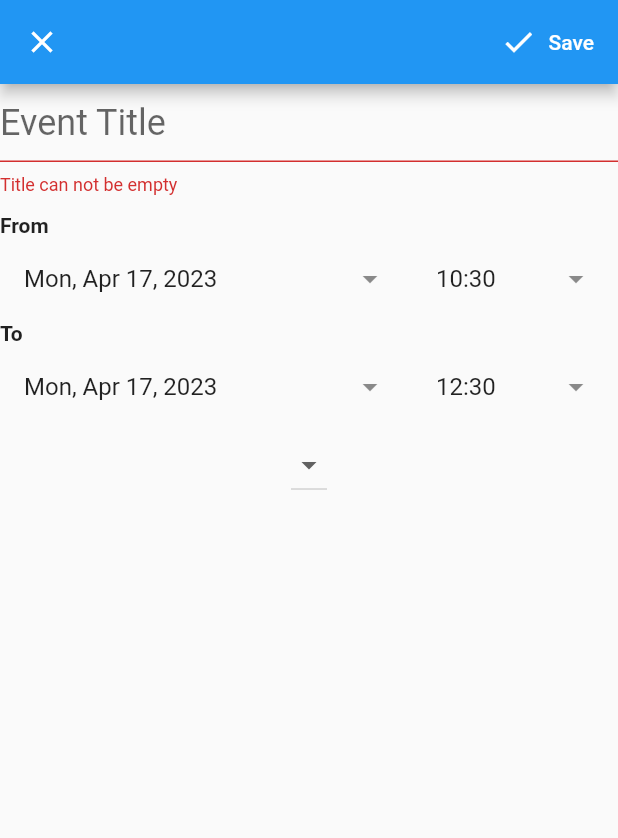
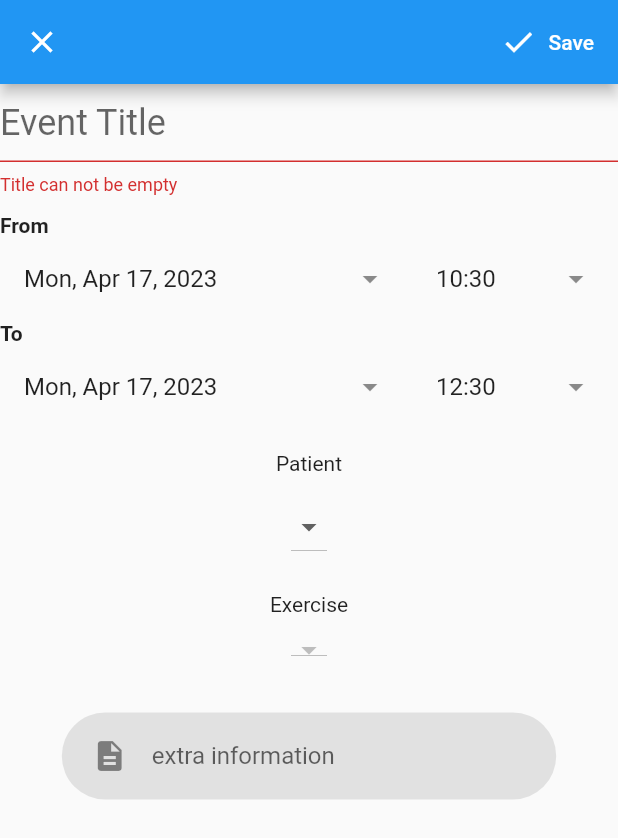
Before and after one commit to VSR-Final/Final-Year-Project, a Flutter app: the EventEditingPage screen opened directly with empty values, after a tap on "Save", on a phone screen of 412 x 824 dp. Shown: the top 838 px of the screen. Run offline on Flutter 3.47's test engine with Material 2 defaults, Android fonts, the phone set to English and light mode, and no system bars; our stand-ins replace cached_network_image, cloud_firestore, file_picker, firebase_auth, firebase_core, firebase_database and 7 more; missing offline and left inert: emailjs, syncfusion_flutter_core; accounts and stored records are empty.

Commit message:
Updated event fields

```diff
--- a/lib/components/EventEditingPage.dart
+++ b/lib/components/EventEditingPage.dart
@@ -1,4 +1,6 @@
 import 'package:finalyearproject/components/event.dart';
+import 'package:finalyearproject/components/exercises.dart';
+import 'package:finalyearproject/components/rounded_input.dart';
 import 'package:flutter/material.dart';
 import 'package:syncfusion_flutter_calendar/calendar.dart';
 import 'package:finalyearproject/components/utils.dart';
@@ -25,6 +27,7 @@ class EventEditingPage extends StatefulWidget {
 class _EventEditingPageState extends State<EventEditingPage>{
   final _formKey = GlobalKey<FormState>();
   final titleController = TextEditingController();
+  final descriptionController = TextEditingController();
   late DateTime fromDate;
   late DateTime toDate;
   @override
@@ -32,6 +35,7 @@ class _EventEditingPageState extends State<EventEditingPage>{
     super.initState();
 
     getPatientList();
+    getExerciseList();
 
     if (widget.event == null){
       fromDate = DateTime.now();
@@ -46,9 +50,13 @@ class _EventEditingPageState extends State<EventEditingPage>{
 }
 
   List<String> items = [];
+  List<String> items2 = [];
   List<String> uids = [];
+  List<String> uids2 = [];
   String selectedItem = '';
+  String selectedItem2 = '';
   String uid = '';
+  String uid2 = '';
   final databaseRef = FirebaseFirestore.instance;
 
   void getPatientList() {
@@ -61,6 +69,20 @@ class _EventEditingPageState extends State<EventEditingPage>{
         setState(() {
           items.add(doc.get('name'));
           uids.add(doc.get('uid'));
+        });
+      });
+    });
+  }
+
+  void getExerciseList(){
+    FirebaseFirestore.instance
+        .collection('exercises')
+        .get()
+        .then((querySnapshot) {
+      querySnapshot.docs.forEach((doc) {
+        setState(() {
+          items2.add(doc.get('name'));
+          uids2.add(doc.id);
         });
       });
     });
@@ -85,6 +107,11 @@ class _EventEditingPageState extends State<EventEditingPage>{
             buildTitle(),
             SizedBox(height: 12),
             buildDateTimePickers(),
+            SizedBox(height: 15,),
+
+            Text('Patient'),
+
+            SizedBox(height: 10,),
 
             DropdownButton<String>(
               value:
@@ -103,6 +130,47 @@ class _EventEditingPageState extends State<EventEditingPage>{
                 );
               }).toList(),
             ),
+            SizedBox(height: 20,),
+            Text('Exercise'),
+            SizedBox(height: 10,),
+
+            DropdownButton<String>(
+              value:
+              selectedItem2.isNotEmpty ? selectedItem2 : null,
+              onChanged: (String? newValue) {
+                setState(() {
+                  selectedItem2 = newValue!;
+                  int exerciseIndex = items2.indexOf(selectedItem2);
+                  uid2 = uids2[exerciseIndex];
+                });
+              },
+              items: items2.map((String item2) {
+                return DropdownMenuItem(
+                  value: item2,
+                  child: Text(item2),
+                );
+              }).toList(),
+            ),
+            SizedBox(height: 20,),
+        InputContainer(
+          child: TextFormField(
+            controller: descriptionController,
+            cursorColor: Colors.blue,
+            decoration: InputDecoration(
+                icon: Icon(Icons.description),
+                hintText: 'extra information',
+                border: InputBorder.none,
+            ),
+            keyboardType: TextInputType.text,
+            obscureText: false,
+            validator: (value) {
+              if (value == null || value.isEmpty) {
+                descriptionController == 'none';
+              }
+              return null;
+            },
+          ),
+        ),
           ],
         ),
       ),
@@ -209,23 +277,40 @@ class _EventEditingPageState extends State<EventEditingPage>{
 
         Navigator.of(context).pop();
       } else {
+        // late Exercises exercise;
+        // final data = await FirebaseFirestore.instance
+        //     .collection('exercises.dart').where('uid', isEqualTo: uid2).get();
+        //
+        // data.docs.forEach((doc) {
+        //   final eventExercise = Exercises(
+        //       exerciseID: doc.get('exerciseID'),
+        //       downloadLink: doc.get('downloadID'),
+        //       fileName: doc.get('fileName').toDate(),
+        //       name: doc.get('name'),
+        //       physiotherapistID: doc.get('physiotherapistID'));
+        //
+        //   exercise = eventExercise;
+        //
+        // });
 
         await FirebaseFirestore.instance.collection('patient').doc(uid).collection('appointments').doc(widget.user.uid).set({
           "title": titleController.text,
-          "description": 'description',
+          "description": descriptionController,
           "from": fromDate,
           "to": toDate,
           "isAllDay": false,
           "physiotherapist_name": widget.user.name,
+          "exerciseID": uid2,
         });
 
         await FirebaseFirestore.instance.collection('physiotherapist').doc(widget.user.uid).collection('appointments').doc(uid).set({
           "title": titleController.text,
-          "description": 'description',
+          "description": descriptionController,
           "from": fromDate,
           "to": toDate,
           "isAllDay": false,
           "patient_name": selectedItem,
+          "exerciseID": uid2,
         });
 
       }
--- a/lib/components/event.dart
+++ b/lib/components/event.dart
@@ -1,4 +1,5 @@
 import 'package:flutter/material.dart';
+import 'package:finalyearproject/components/exercises.dart';
 
 class Event{
   final String title;
@@ -8,6 +9,7 @@ class Event{
   final Color backgroundColor;
   final bool isAllDay;
   final String name;
+  final String exerciseID;
 
   const Event({
     required this.title,
@@ -17,5 +19,6 @@ class Event{
     this.backgroundColor = Colors.deepPurpleAccent,
     this.isAllDay = false,
     required this.name,
+    required this.exerciseID,
 });
 }
--- /dev/null
+++ b/lib/components/exercises.dart
@@ -0,0 +1,17 @@
+import 'package:flutter/material.dart';
+
+class Exercises{
+  final String exerciseID;
+  final String downloadLink;
+  final String fileName;
+  final String name;
+  final String physiotherapistID;
+
+  const Exercises({
+    required this.exerciseID,
+    required this.downloadLink,
+    required this.fileName,
+    required this.name,
+    required this.physiotherapistID,
+  });
+}
--- a/lib/pages/exercise_detail_page.dart
+++ b/lib/pages/exercise_detail_page.dart
@@ -16,7 +16,7 @@ class _ExerciseDetailPageState extends State<ExerciseDetailPage>{
   @override
   Widget build(BuildContext context){
     CollectionReference videoRef = FirebaseFirestore.instance
-        .collection('exercises');
+        .collection('exercises.dart');
     return StreamBuilder<QuerySnapshot>(
         stream: videoRef.snapshots(),
         builder: (BuildContext context,
--- a/lib/pages/patient_details.dart
+++ b/lib/pages/patient_details.dart
@@ -105,7 +105,7 @@ class _PatientDetailPageState extends State<PatientDetailPage> {
                                 crossAxisAlignment: CrossAxisAlignment.start,
                                 children: [
                                   Text(
-                                    'Exercises: ${data['exercises']}',
+                                    'Exercises: ${data['exercises.dart']}',
                                     style: TextStyle(fontSize: 16.0),
                                   ),
                                   SizedBox(height: 8.0),
--- a/lib/pages/patient_schedule.dart
+++ b/lib/pages/patient_schedule.dart
@@ -71,16 +71,14 @@ class _PatientScheduleState extends State<PatientSchedule> {
         .get();
 
     data.docs.forEach((doc) {
-      print('test');
        final eventEvent = Event(
         title: doc.get('title'),
          description: doc.get('description'),
          from: doc.get('from').toDate(),
          to: doc.get('to').toDate(),
          isAllDay: doc.get('isAllDay'),
-          name: doc.get('patient_name'));
-
-
+          name: doc.get('patient_name'),
+          exerciseID: doc.get('exerciseID'));
 
         event_provider.addEvent(eventEvent);
     });
```
